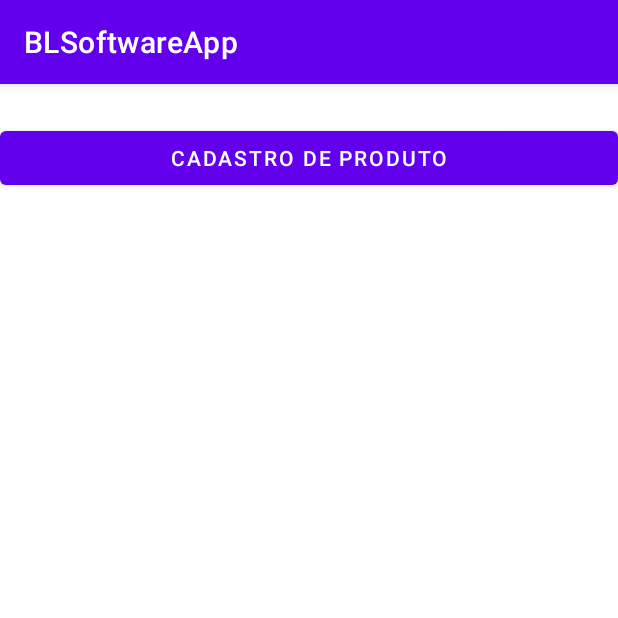
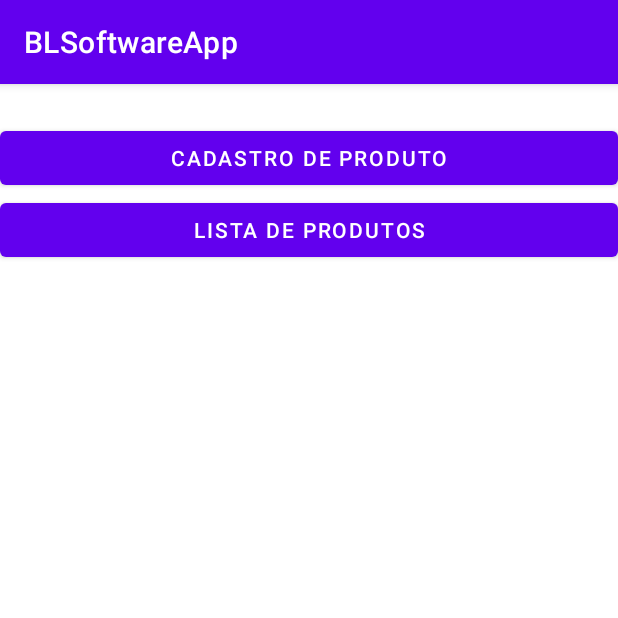
Before and after one commit to wilkison-silva/ProjetoBLSoftware, an Android app: the screen it shows after launch (MainActivity), on a phone screen of 412 x 824 dp, the top half of it. Run offline under Robolectric (Android 15) with nearby library versions, the phone set to English and light mode, and no system bars.

Commit message:
Tela de listar produtos funcionando; Falta corrigir o SQLite Autoincrement

```diff
--- a/app/build.gradle
+++ b/app/build.gradle
@@ -33,6 +33,8 @@ dependencies {
     implementation 'androidx.appcompat:appcompat:1.2.0'
     implementation 'com.google.android.material:material:1.2.1'
     implementation 'androidx.constraintlayout:constraintlayout:2.0.4'
+    implementation 'androidx.navigation:navigation-fragment:2.3.1'
+    implementation 'androidx.navigation:navigation-ui:2.3.1'
     testImplementation 'junit:junit:4.+'
     androidTestImplementation 'androidx.test.ext:junit:1.1.2'
     androidTestImplementation 'androidx.test.espresso:espresso-core:3.3.0'
--- a/app/src/main/AndroidManifest.xml
+++ b/app/src/main/AndroidManifest.xml
@@ -8,8 +8,11 @@
         android:label="@string/app_name"
         android:roundIcon="@mipmap/ic_launcher_round"
         android:supportsRtl="true"
+
         android:theme="@style/Theme.BLSoftwareApp">
-        <activity android:name=".Activities.ActivityProduto"></activity>
+        <activity android:name=".Activities.ActivityListarProdutos"
+            android:label="Lista de Produtos"></activity>
+        <activity android:name=".Activities.ActivityProduto" />
         <activity android:name=".Activities.ActivityVenda" />
         <activity android:name=".MainActivity">
             <intent-filter>
--- a/app/src/main/java/br/com/will/BLSoft/DBHelper/ConexaoSQLite.java
+++ b/app/src/main/java/br/com/will/BLSoft/DBHelper/ConexaoSQLite.java
@@ -3,6 +3,7 @@ package br.com.will.BLSoft.DBHelper;
 import android.content.Context;
 import android.database.sqlite.SQLiteDatabase;
 import android.database.sqlite.SQLiteOpenHelper;
+import android.util.Log;
 
 import androidx.annotation.Nullable;
 
@@ -26,9 +27,11 @@ public class ConexaoSQLite extends SQLiteOpenHelper {
     @Override
     public void onCreate(SQLiteDatabase db) {
 
-        String sqlTabelaProduto = "CREATE TABLE IF NOT EXISTS produto" +
+        Log.i("Banco de Dados", "Criado pela primeira vez");
+
+        String sqlTabelaProduto = "CREATE TABLE produto" +
                 "(" +
-                "id INTEGER PRIMARY KEY,"+
+                "id INTEGER PRIMARY KEY AUTOINCREMENT,"+
                 "nome TEXT,"+
                 "quantidade_em_estoque INTEGER,"+
                 "preco REAL"+
@@ -40,6 +43,6 @@ public class ConexaoSQLite extends SQLiteOpenHelper {
 
     @Override
     public void onUpgrade(SQLiteDatabase db, int oldVersion, int newVersion) {
-
+        onCreate(db);
     }
 }
--- a/app/src/main/java/br/com/will/BLSoft/MainActivity.java
+++ b/app/src/main/java/br/com/will/BLSoft/MainActivity.java
@@ -9,6 +9,7 @@ import android.util.Log;
 import android.view.View;
 import android.widget.Button;
 
+import br.com.will.BLSoft.Activities.ActivityListarProdutos;
 import br.com.will.BLSoft.Activities.ActivityProduto;
 import br.com.will.BLSoft.Controller.ProdutoController;
 import br.com.will.BLSoft.DBHelper.ConexaoSQLite;
@@ -17,6 +18,7 @@ import br.com.will.BLSoft.Model.Produto;
 public class MainActivity extends AppCompatActivity {
 
     private Button btnCadastroProdutos;
+    private Button btnListarProdutos;
 
     @Override
     protected void onCreate(Bundle savedInstanceState) {
@@ -24,20 +26,13 @@ public class MainActivity extends AppCompatActivity {
         super.onCreate(savedInstanceState);
         setContentView(R.layout.activity_main);
 
+        deleteDatabase("bl_produtos_app");
+        System.out.println("Excluindo o banco de dados");
+
         ConexaoSQLite conexaoSQLite = ConexaoSQLite.getInstancia(MainActivity.this);
 
-        Produto produto = new Produto();
-        produto.setId(9);
-        produto.setNome("Computador");
-        produto.setQuantidadeEmEstoque(100);
-        produto.setPreco(1500.9);
-
-        ProdutoController produtoController = new ProdutoController(conexaoSQLite);
-        //produtoController.salvarProdutoController(produto);
-
-        System.out.println("produto id salvo: " + produtoController.salvarProdutoController(produto));
-
         this.btnCadastroProdutos = (Button) findViewById(R.id.btnCadastroProduto);
+        this.btnListarProdutos = (Button) findViewById(R.id.btnCListarProduto);
 
         this.btnCadastroProdutos.setOnClickListener(new View.OnClickListener() {
             @Override
@@ -47,5 +42,13 @@ public class MainActivity extends AppCompatActivity {
                 startActivity(intent);
             }
         });
+
+        this.btnListarProdutos.setOnClickListener(new View.OnClickListener() {
+            @Override
+            public void onClick(View v) {
+                Intent intent = new Intent(MainActivity.this, ActivityListarProdutos.class);
+                startActivity(intent);
+            }
+        });
     }
 }
--- a/app/src/main/res/layout/activity_main.xml
+++ b/app/src/main/res/layout/activity_main.xml
@@ -17,4 +17,10 @@
         android:id="@+id/btnCadastroProduto"
         android:text="Cadastro de Produto"/>
 
+    <Button
+        android:layout_width="match_parent"
+        android:layout_height="wrap_content"
+        android:id="@+id/btnCListarProduto"
+        android:text="Lista de Produtos"/>
+
 </LinearLayout>
--- /dev/null
+++ b/app/src/main/res/values/dimens.xml
@@ -0,0 +1,3 @@
+<resources>
+    <dimen name="fab_margin">16dp</dimen>
+</resources>
```
Also changed, not shown: app/src/main/java/br/com/will/BLSoft/Activities/ActivityListarProdutos.java (added, +50 -0 lines), app/src/main/java/br/com/will/BLSoft/Activities/ActivityProduto.java (+23 -0 lines), app/src/main/java/br/com/will/BLSoft/Adapters/AdapterListaProdutos.java (added, +60 -0 lines), app/src/main/res/layout/activity_listar_produtos.xml (added, +17 -0 lines), app/src/main/res/layout/layout_lista_de_produtos.xml (added, +44 -0 lines), app/src/main/res/values/strings.xml (+9 -0 lines), app/src/main/res/values/themes.xml (+9 -0 lines).
